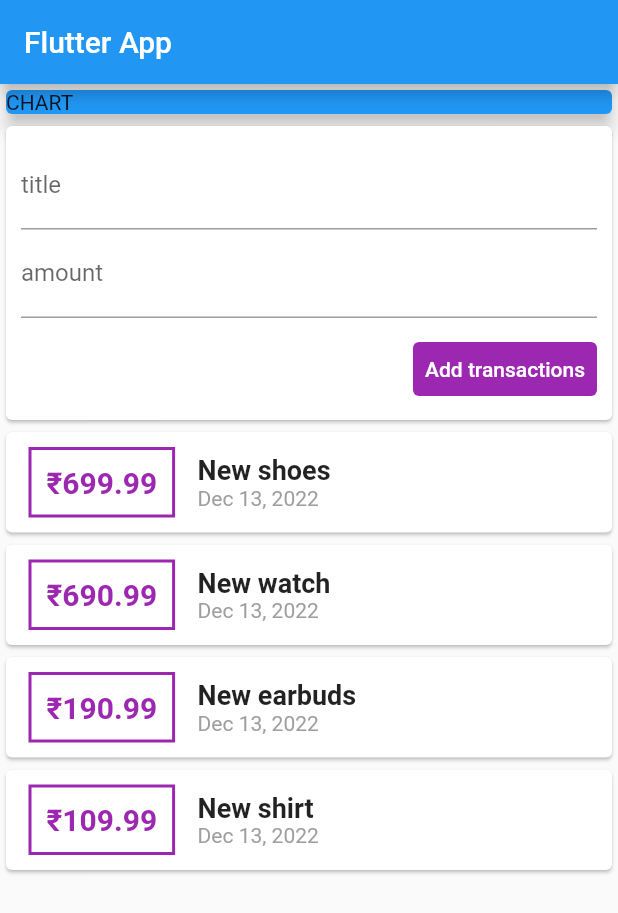
After one commit to Mohammedshuhaib/Moneycontroller, a Flutter app: the screen it shows after launch, on a phone screen of 412 x 824 dp. The commit adds this screen. Shown: the top 913 px of the screen. Run offline on Flutter 3.47's test engine with Material 2 defaults, Android fonts, the phone set to English and light mode, and no system bars.

Commit message:
added list view

```diff
--- /dev/null
+++ b/lib/widgets/new_transaction.dart
@@ -0,0 +1,42 @@
+import 'package:flutter/material.dart';
+
+class NewTransaction extends StatelessWidget {
+  final Function addTx;
+  final titleController = TextEditingController();
+  final amountController = TextEditingController();
+
+  NewTransaction(this.addTx);
+  @override
+  Widget build(BuildContext context) {
+    return Card(
+                child: Container(
+                  padding: const EdgeInsets.all(10),
+                  child: Column(
+                      crossAxisAlignment: CrossAxisAlignment.end,
+                      children: [
+                         TextField(
+                            decoration: const InputDecoration(labelText: "title"),
+                            // onChanged: (value) {
+                            //   titleInput = value;
+                            controller: titleController,
+                            ),
+                         TextField(
+                          decoration: const InputDecoration(labelText: "amount"),
+                          // onChanged: (value) => amountInput = value,
+                          controller: amountController,
+                        ),
+                        Container(
+                            margin: const EdgeInsets.only(top: 10),
+                            child: TextButton(
+                                style: TextButton.styleFrom(
+                                    backgroundColor: Colors.purple,
+                                    foregroundColor: Colors.white),
+                                onPressed: () {
+                                  addTx(titleController.text,double.parse(amountController.text));
+                                },
+                                child: const Text("Add transactions")))
+                      ]),
+                ),
+              );
+  }
+}
--- /dev/null
+++ b/lib/widgets/transaction_list.dart
@@ -0,0 +1,52 @@
+import 'package:expenseapp/models/transaction.dart';
+import 'package:flutter/material.dart';
+import 'package:intl/intl.dart';
+
+class TransactionList extends StatelessWidget {
+  final List<Transaction> transactions;
+
+  const TransactionList(this.transactions);
+
+  @override
+  Widget build(BuildContext context) {
+    return Container(
+      height: 400,
+      child: ListView.builder(
+        itemBuilder: (context, index) {
+          return Card(
+            child: Row(children: <Widget>[
+              Container(
+                margin:
+                    const EdgeInsets.symmetric(vertical: 10, horizontal: 15),
+                decoration: BoxDecoration(
+                    border: Border.all(color: Colors.purple, width: 2)),
+                padding: const EdgeInsets.all(10.0),
+                child: Text('₹${transactions[index].amount}',
+                    style: const TextStyle(
+                      fontWeight: FontWeight.bold,
+                      fontSize: 20,
+                      color: Colors.purple,
+                    )),
+              ),
+              Column(
+                crossAxisAlignment: CrossAxisAlignment.start,
+                children: [
+                  Text(
+                    transactions[index].title,
+                    style: const TextStyle(
+                        fontSize: 18, fontWeight: FontWeight.bold),
+                  ),
+                  Text(
+                    DateFormat.yMMMd().format(transactions[index].date),
+                    style: const TextStyle(color: Colors.grey),
+                  )
+                ],
+              )
+            ]),
+          );
+        },
+        itemCount: transactions.length,
+      ),
+    );
+  }
+}
--- /dev/null
+++ b/lib/widgets/user_transaction.dart
@@ -0,0 +1,41 @@
+import './new_transaction.dart';
+import './transaction_list.dart';
+import 'package:flutter/material.dart';
+import '../models/transaction.dart';
+
+class UserTransaction extends StatefulWidget {
+  @override
+  State<UserTransaction> createState() => UserTransactionState();
+}
+
+class UserTransactionState extends State<UserTransaction> {
+  final List<Transaction> _transactions = [
+    Transaction(
+        id: "t1", title: 'New shoes', amount: 699.99, date: DateTime.now()),
+    Transaction(
+        id: "t2", title: 'New watch', amount: 690.99, date: DateTime.now()),
+    Transaction(
+        id: "t3", title: 'New earbuds', amount: 190.99, date: DateTime.now()),
+    Transaction(
+        id: "t4", title: 'New shirt', amount: 109.99, date: DateTime.now())
+  ];
+
+  void _addNewTransaction(String title, double amount) {
+    final newTx = Transaction(
+        title: title,
+        amount: amount,
+        date: DateTime.now(),
+        id: DateTime.now().toString());
+
+    setState(() {
+      _transactions.add(newTx);
+    });
+  }
+
+  @override
+  Widget build(BuildContext context) {
+    return Column(
+      children: [NewTransaction(_addNewTransaction), TransactionList(_transactions)],
+    );
+  }
+}
```
Also changed, not shown: lib/main.dart (+21 -79 lines), lib/models/transaction.dart (renamed from lib/transaction.dart).
